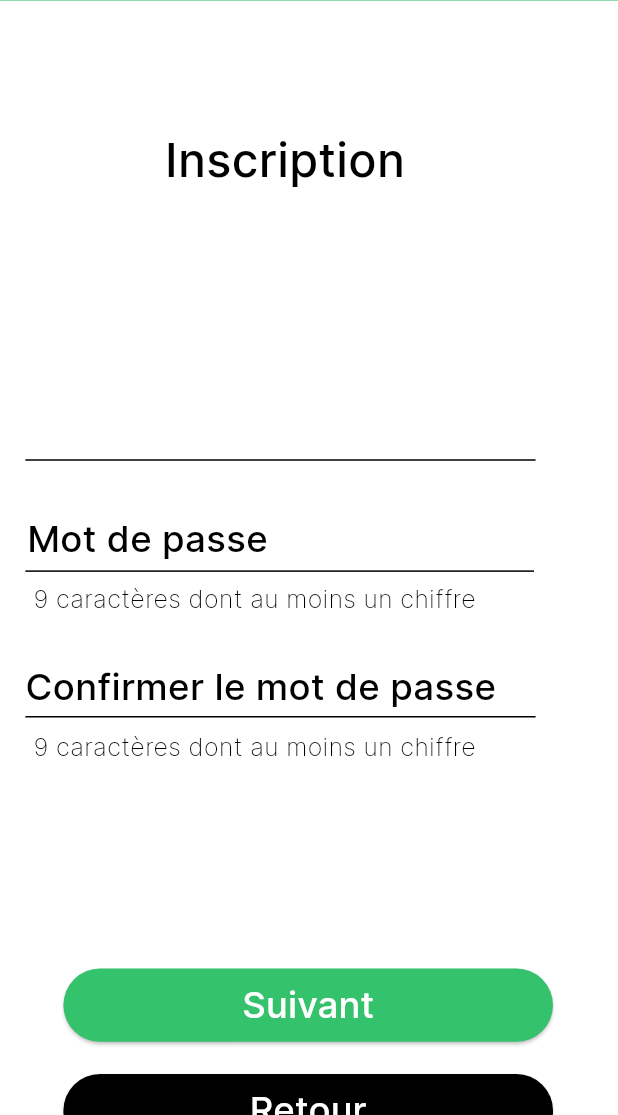
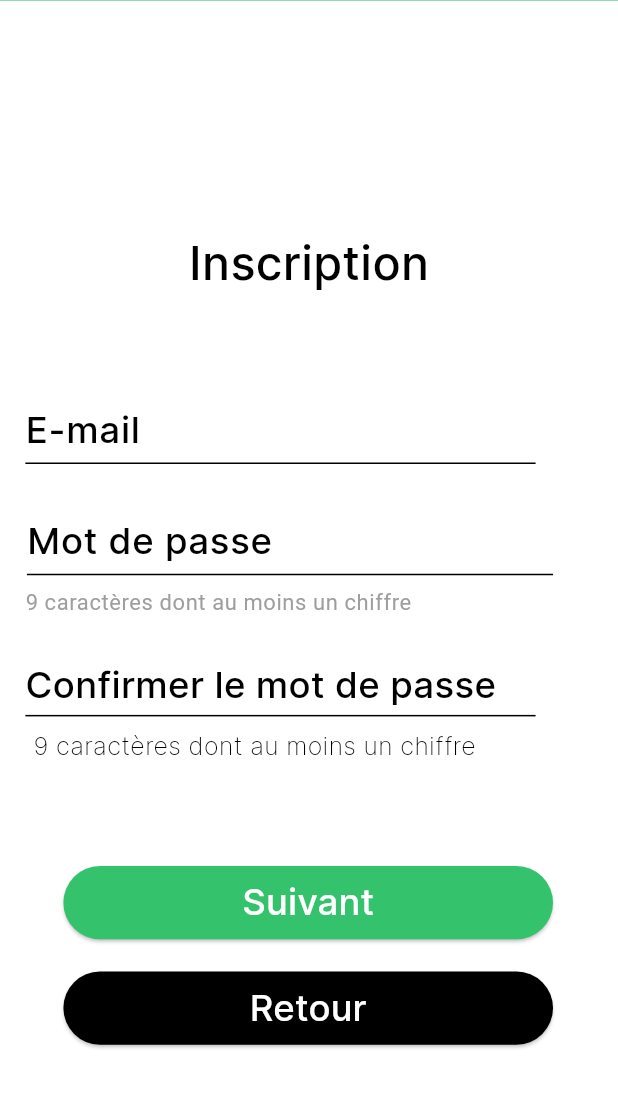
Before and after one commit to AlexandreBobis/myapp, a Flutter app: the SignUpPageScreen screen opened by its route, on a phone screen of 412 x 824 dp, the part 121-1236 px from its top. Run offline on Flutter 3.47's test engine with Material 3 defaults, Android fonts, the phone set to English and light mode, and no system bars; our stand-ins replace cached_network_image, connectivity_plus, flutter_svg, flutter_svg_provider, shared_preferences; accounts and stored records are empty.

Commit message:
Input mdp effectif + Font color de base -noir

```diff
--- a/lib/presentation/sign_up_page_screen/provider/sign_up_page_provider.dart
+++ b/lib/presentation/sign_up_page_screen/provider/sign_up_page_provider.dart
@@ -14,6 +14,8 @@ class SignUpPageProvider extends ChangeNotifier {
 
   SignUpPageModel signUpPageModelObj = SignUpPageModel();
 
+  get passwordController => null;
+
   @override
   void dispose() {
     super.dispose();
--- a/lib/presentation/sign_up_page_screen/sign_up_page_screen.dart
+++ b/lib/presentation/sign_up_page_screen/sign_up_page_screen.dart
@@ -39,6 +39,7 @@ class SignUpPageScreenState extends State<SignUpPageScreen> {
   Widget build(BuildContext context) {
     return SafeArea(
       child: Scaffold(
+
         resizeToAvoidBottomInset: false,
         appBar: _buildAppBar(context),
         body: Center(
@@ -54,19 +55,18 @@ class SignUpPageScreenState extends State<SignUpPageScreen> {
                   width: double.maxFinite,
                   padding: EdgeInsets.symmetric(
                     horizontal: 16.h,
-                    vertical: 61.v,
+                    vertical: 131.v,
                   ),
                   child: Column(
                     crossAxisAlignment: CrossAxisAlignment.start,
                     mainAxisAlignment: MainAxisAlignment.center,
                     children: [
                       SizedBox(height: 25.v),
-                      Padding(
-                        padding: EdgeInsets.only(left: 88.h),
+                        Center(
                           child: Text(
                             "lbl_inscription".tr,
                             style: theme.textTheme.headlineLarge,
-                        ),
+                          )
                         ),
                       Spacer(
                         flex: 49,
@@ -94,7 +94,7 @@ class SignUpPageScreenState extends State<SignUpPageScreen> {
                           },
                         ),
                       ),
-                      SizedBox(height: 36.v),
+                      SizedBox(height: 30.v),
                       _buildAskMdp(context),
                       SizedBox(height: 30.v),
                       Text(
@@ -166,33 +166,48 @@ class SignUpPageScreenState extends State<SignUpPageScreen> {
   /// Section Widget
   Widget _buildAskMdp(BuildContext context) {
     return Padding(
-      padding: EdgeInsets.only(right: 25.h),
+      padding: EdgeInsets.only(right: 25.h), // Adjust padding as needed
       child: Column(
         crossAxisAlignment: CrossAxisAlignment.start,
         children: [
           Padding(
-            padding: EdgeInsets.only(left: 1.h),
-            child: Text(
-              "lbl_mot_de_passe".tr,
-              style: CustomTextStyles.headlineSmallBlack900_1,
+            padding: EdgeInsets.only(left: 1.h), // Adjust left padding if needed
+            child: Selector<SignUpPageProvider, TextEditingController?>(
+              selector: (context, provider) => provider.passwordController,
+              builder: (context, passwordController, child) {
+                return CustomTextFormField(
+                  controller: passwordController,
+                  hintText: "lbl_mot_de_passe".tr,
+                  obscureText: true,
+                  textInputAction: TextInputAction.done,
+                  textInputType: TextInputType.visiblePassword,
+                  validator: (value) {
+                    if (value == null || value.isEmpty) {
+                      return "err_msg_please_enter_password".tr; // Clear message for empty password
+                    } else if (value.length < 9) {
+                      return "err_msg_password_too_short".tr; // Specific message for short password
+                    } else if (!RegExp(r'[0-9]').hasMatch(value)) {
+                      return "err_msg_password_missing_digit".tr; // Message for missing digit
+                    }
+                    return null; // Valid password
+                  },
+                );
+              },
             ),
           ),
-          SizedBox(height: 3.v),
-          Divider(
-            endIndent: 12.h,
+          SizedBox(height: 8.v), // Add some spacing for better readability (optional)
+          Text(
+            "msg_9_caract_res_dont".tr, // Assuming translation exists
+            style: Theme.of(context).textTheme.caption?.copyWith( // Use theme's caption style
+              color: Colors.grey, // Adjust color as needed
+              fontSize: 15.v, // Adjust font size as needed
             ),
-          SizedBox(height: 6.v),
-          Padding(
-            padding: EdgeInsets.only(left: 5.h),
-            child: Text(
-              "msg_9_caract_res_dont".tr,
-              style: theme.textTheme.bodyLarge,
-            ),
-          )
+          ), // Informative text about password requirement
         ],
       ),
     );
   }
+
 
   /// Navigates to the mainPageScreen when the action is triggered.
   onTapSuivant(BuildContext context) {
--- a/lib/widgets/custom_text_form_field.dart
+++ b/lib/widgets/custom_text_form_field.dart
@@ -117,7 +117,8 @@ class CustomTextFormField extends StatelessWidget {
       );
   InputDecoration get decoration => InputDecoration(
         hintText: hintText ?? "",
-        hintStyle: hintStyle ?? theme.textTheme.headlineSmall,
+        //hintStyle: hintStyle ?? theme.textTheme.headlineSmall,
+        hintStyle: hintStyle ?? TextStyle(color: Colors.black),
         prefixIcon: prefix,
         prefixIconConstraints: prefixConstraints,
         suffixIcon: suffix,
```
Lines whose indentation alone changed are shown as unchanged.
